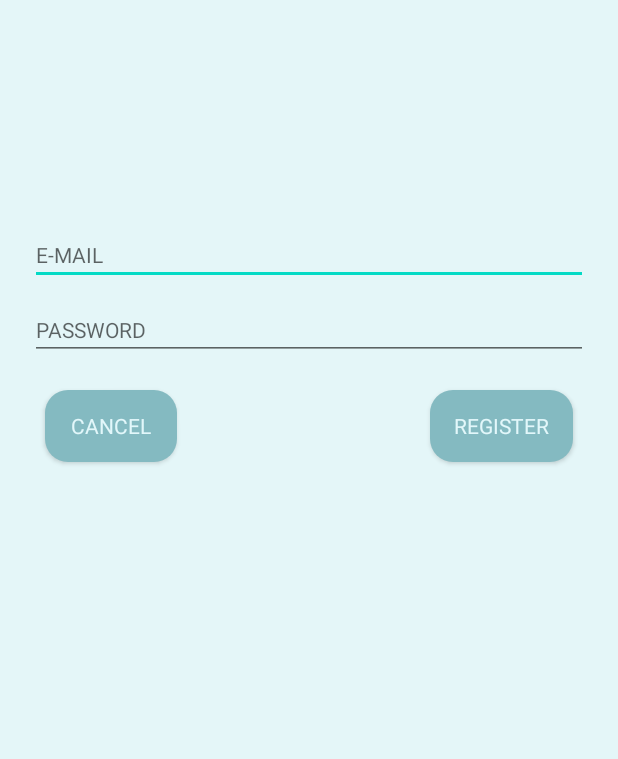
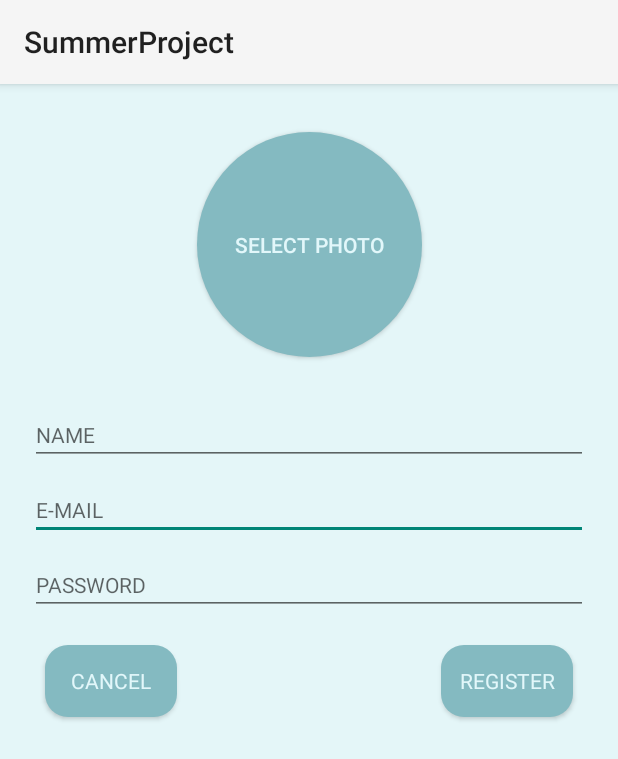
Before and after one commit to KPUCE2021SP/codynators, an Android app: the RegisterActivity screen opened directly, with no data from a screen before it, on a phone screen of 412 x 824 dp. Shown: the top 759 px of the screen. Run offline under Robolectric (Android 15) with nearby library versions, the phone set to English and light mode, and no system bars; our stand-ins replace CircleImageView, Firebase (no records; nobody signed in at launch, a user with empty details on screens opened directly).

Commit message:
Update register(.kt , .xml , manifests)
- 회원가입 수정( 프로필사진, 이름, RDB에 회원정보 저장)
- 테마수정

```diff
--- a/SummerProject/app/src/main/AndroidManifest.xml
+++ b/SummerProject/app/src/main/AndroidManifest.xml
@@ -19,7 +19,7 @@
         android:largeHeap="true"
         android:roundIcon="@mipmap/ic_launcher_round"
         android:supportsRtl="true"
-        android:theme="@style/Theme.SummerProject"
+        android:theme="@style/Theme.AppCompat.Light"
         android:name=".MyApplication">
 
         <!--
--- /dev/null
+++ b/SummerProject/app/src/main/res/drawable/rounded_select_photo_button.xml
@@ -0,0 +1,6 @@
+<?xml version="1.0" encoding="utf-8"?>
+<shape xmlns:android="http://schemas.android.com/apk/res/android">
+    <solid android:color="#84BAC1"/>
+    <corners android:radius="75dp"/>
+
+</shape>
--- a/SummerProject/app/src/main/res/layout/activity_register.xml
+++ b/SummerProject/app/src/main/res/layout/activity_register.xml
@@ -12,7 +12,7 @@
         android:layout_width="0dp"
         android:layout_height="wrap_content"
         android:layout_marginStart="20dp"
-        android:layout_marginTop="150dp"
+        android:layout_marginTop="10dp"
         android:layout_marginEnd="20dp"
         android:ems="10"
         android:hint="E-MAIL"
@@ -20,7 +20,22 @@
         android:textAppearance="@style/TextAppearance.AppCompat.Small"
         app:layout_constraintEnd_toEndOf="parent"
         app:layout_constraintStart_toStartOf="parent"
-        app:layout_constraintTop_toTopOf="parent" />
+        app:layout_constraintTop_toBottomOf="@+id/name_edt_register" />
+
+    <EditText
+        android:id="@+id/name_edt_register"
+        android:layout_width="0dp"
+        android:layout_height="wrap_content"
+        android:layout_marginStart="20dp"
+        android:layout_marginTop="32dp"
+        android:layout_marginEnd="20dp"
+        android:ems="10"
+        android:hint="NAME"
+        android:inputType="textPersonName"
+        android:textAppearance="@style/TextAppearance.AppCompat.Small"
+        app:layout_constraintEnd_toEndOf="parent"
+        app:layout_constraintStart_toStartOf="parent"
+        app:layout_constraintTop_toBottomOf="@+id/selectphoto_button_register" />
 
     <EditText
         android:id="@+id/PWD"
@@ -66,4 +81,29 @@
         app:layout_constraintStart_toStartOf="parent"
         app:layout_constraintTop_toBottomOf="@+id/PWD" />
 
+    <Button
+        android:id="@+id/selectphoto_button_register"
+        android:layout_width="150dp"
+        android:layout_height="150dp"
+        android:layout_marginStart="8dp"
+        android:layout_marginTop="32dp"
+        android:layout_marginEnd="8dp"
+        android:background="@drawable/rounded_select_photo_button"
+        android:text="SELECT PHOTO"
+        android:textColor="#E2F7FA"
+
+        app:layout_constraintEnd_toEndOf="parent"
+        app:layout_constraintStart_toStartOf="parent"
+        app:layout_constraintTop_toTopOf="parent" />
+
+    <de.hdodenhof.circleimageview.CircleImageView
+        android:id="@+id/selectphoto_imageview_register"
+        app:civ_border_width="4dp"
+        android:layout_width="150dp"
+        android:layout_height="150dp"
+        app:layout_constraintBottom_toBottomOf="@+id/selectphoto_button_register"
+        app:layout_constraintEnd_toEndOf="@+id/selectphoto_button_register"
+        app:layout_constraintStart_toStartOf="@+id/selectphoto_button_register"
+        app:layout_constraintTop_toTopOf="@+id/selectphoto_button_register" />
+
 </androidx.constraintlayout.widget.ConstraintLayout>
```
Also changed, not shown: SummerProject/app/build.gradle (+8 -1 lines), SummerProject/app/src/main/java/com/example/summerproject/RegisterActivity.kt (+83 -0 lines).
